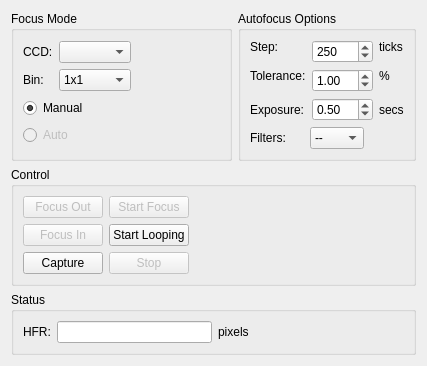
Old version of the form kstars/ekos/focus.ui in the repository KDE/kstars.
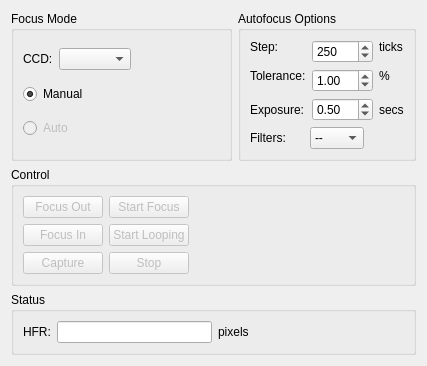
New version of the form. Custom widgets are drawn as their Qt base class.

```diff
--- a/kstars/ekos/focus.ui
+++ b/kstars/ekos/focus.ui
@@ -18,14 +18,10 @@
        <property name="title">
         <string>Focus Mode</string>
        </property>
-       <layout class="QVBoxLayout" name="verticalLayout_5">
-        <item>
-         <layout class="QHBoxLayout" name="horizontalLayout_6">
-          <item>
-           <layout class="QHBoxLayout" name="horizontalLayout_5">
-            <item>
              <layout class="QVBoxLayout" name="verticalLayout_2">
               <item>
+         <layout class="QHBoxLayout" name="horizontalLayout_5">
+          <item>
                <widget class="QLabel" name="textLabel1_6">
                 <property name="toolTip">
                  <string/>
@@ -39,54 +35,9 @@
                </widget>
               </item>
               <item>
-               <widget class="QLabel" name="textLabel1_7">
-                <property name="toolTip">
-                 <string/>
-                </property>
-                <property name="whatsThis">
-                 <string/>
-                </property>
-                <property name="text">
-                 <string>Bin:</string>
-                </property>
-               </widget>
-              </item>
-             </layout>
-            </item>
-            <item>
-             <layout class="QVBoxLayout" name="verticalLayout_4">
-              <item>
                <widget class="KComboBox" name="CCDCaptureCombo"/>
               </item>
               <item>
-               <widget class="KComboBox" name="BinCombo">
-                <item>
-                 <property name="text">
-                  <string>1x1</string>
-                 </property>
-                </item>
-                <item>
-                 <property name="text">
-                  <string>2x2</string>
-                 </property>
-                </item>
-                <item>
-                 <property name="text">
-                  <string>3x3</string>
-                 </property>
-                </item>
-                <item>
-                 <property name="text">
-                  <string>4x4</string>
-                 </property>
-                </item>
-               </widget>
-              </item>
-             </layout>
-            </item>
-           </layout>
-          </item>
-          <item>
            <spacer name="horizontalSpacer_4">
             <property name="orientation">
              <enum>Qt::Horizontal</enum>
@@ -312,7 +263,7 @@
         <item row="1" column="1">
          <widget class="QPushButton" name="startLoopB">
           <property name="enabled">
-           <bool>true</bool>
+           <bool>false</bool>
           </property>
           <property name="text">
            <string>Start Looping</string>
@@ -321,6 +272,9 @@
         </item>
         <item row="2" column="0">
          <widget class="QPushButton" name="captureB">
+          <property name="enabled">
+           <bool>false</bool>
+          </property>
           <property name="text">
            <string>Capture</string>
           </property>
```
Lines whose indentation alone changed are shown as unchanged.
